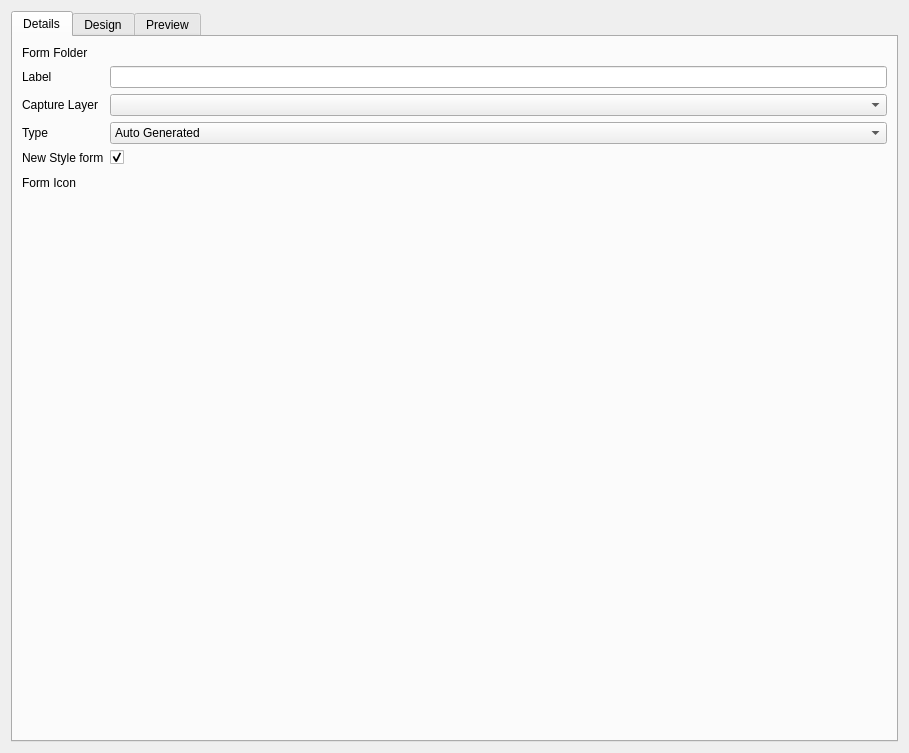
Old version of the form src/configmanager/ui/nodewidgets/ui_formwidget.ui in the repository roam-qgis/Roam.
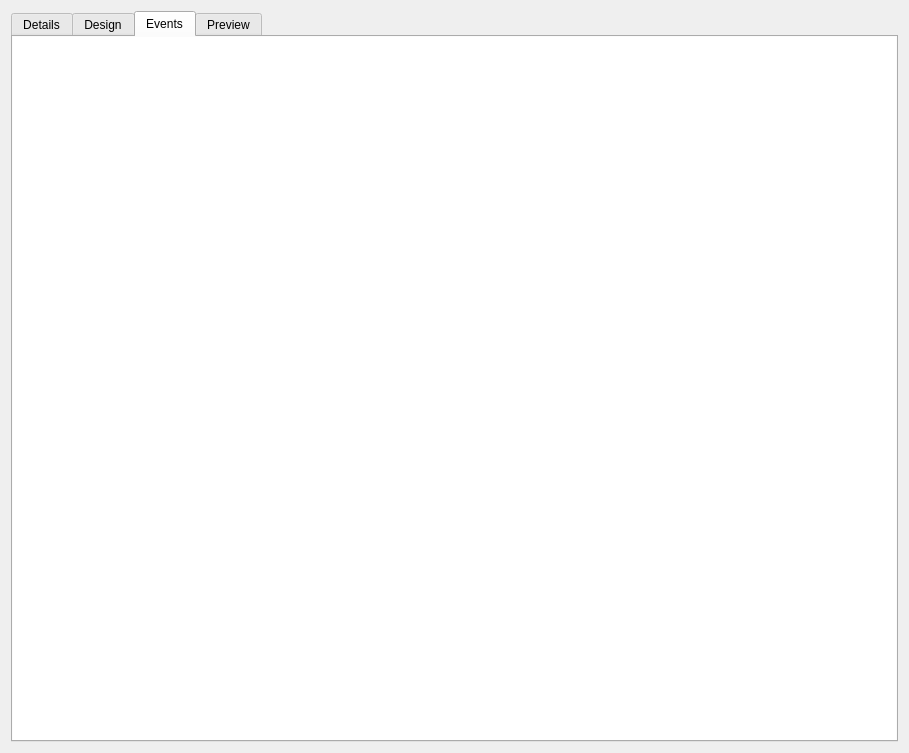
New version of the form. The open tabs and pages were chosen to show the change. Icons and pictures are not drawn. Custom widgets are drawn as their Qt base class.

Commit message: Add events widget

Diff of the .ui file:
```diff
--- a/src/configmanager/ui/nodewidgets/ui_formwidget.ui
+++ b/src/configmanager/ui/nodewidgets/ui_formwidget.ui
@@ -992,6 +992,66 @@
        </item>
       </layout>
      </widget>
+     <widget class="QWidget" name="tab_9">
+      <attribute name="title">
+       <string>Events</string>
+      </attribute>
+      <layout class="QVBoxLayout" name="verticalLayout_4">
+       <property name="margin">
+        <number>0</number>
+       </property>
+       <item>
+        <widget class="QScrollArea" name="eventsArea">
+         <property name="autoFillBackground">
+          <bool>false</bool>
+         </property>
+         <property name="frameShape">
+          <enum>QFrame::NoFrame</enum>
+         </property>
+         <property name="widgetResizable">
+          <bool>true</bool>
+         </property>
+         <widget class="QWidget" name="eventsWidget">
+          <property name="geometry">
+           <rect>
+            <x>0</x>
+            <y>0</y>
+            <width>885</width>
+            <height>709</height>
+           </rect>
+          </property>
+          <property name="autoFillBackground">
+           <bool>false</bool>
+          </property>
+          <property name="styleSheet">
+           <string notr="true">background-color: rgb(255, 255, 255);</string>
+          </property>
+          <layout class="QVBoxLayout" name="verticalLayout_6">
+           <property name="spacing">
+            <number>3</number>
+           </property>
+           <property name="margin">
+            <number>0</number>
+           </property>
+           <item>
+            <spacer name="verticalSpacer_2">
+             <property name="orientation">
+              <enum>Qt::Vertical</enum>
+             </property>
+             <property name="sizeHint" stdset="0">
+              <size>
+               <width>20</width>
+               <height>40</height>
+              </size>
+             </property>
+            </spacer>
+           </item>
+          </layout>
+         </widget>
+        </widget>
+       </item>
+      </layout>
+     </widget>
      <widget class="QWidget" name="tab_2">
       <attribute name="title">
        <string>Preview</string>
```
Left out of the diff: 145 changed lines with no effect on the pictures. The commit also changes 3 other files.
